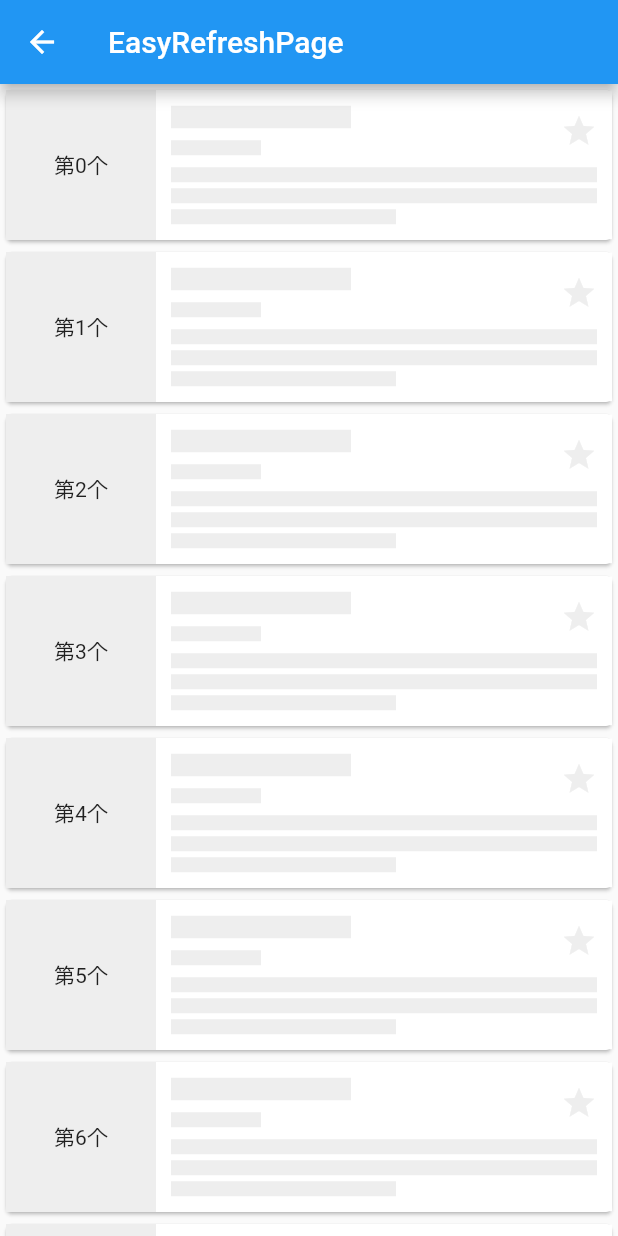
After one commit to radium0028/flutter_example, a Flutter app: the EasyRefreshPage screen opened by its route, on a phone screen of 412 x 824 dp. The commit adds this screen. Run offline on Flutter 3.47's test engine with Material 2 defaults, Android fonts, the phone set to English and light mode, and no system bars; our stand-ins replace flutter_easyrefresh, get, getwidget, package_info_plus, sentry_flutter and 1 more; missing offline and left inert: dart:ffi, flutter_xupdate; accounts and stored records are empty.

Commit message:
flutter_easyrefresh_v2版本演示

```diff
--- /dev/null
+++ b/lib/pages/flutter_easyrefresh_v2/sample_list_item.dart
@@ -0,0 +1,187 @@
+import 'package:flutter/material.dart';
+
+/// 简单列表项
+class SampleListItem extends StatelessWidget {
+  /// 方向
+  final Axis direction;
+
+  /// 宽度
+  final double width;
+
+  final int index;
+
+  const SampleListItem({
+    required this.index,
+    this.direction = Axis.vertical,
+    this.width = double.infinity,
+    Key? key,
+  }) : super(key: key);
+
+  @override
+  Widget build(BuildContext context) {
+    return direction == Axis.vertical
+        ? Card(
+            child: Container(
+              child: Row(
+                children: <Widget>[
+                  Container(
+                    height: 100.0,
+                    child: AspectRatio(
+                      aspectRatio: 1.0,
+                      child: Container(
+                        color: Colors.grey[200],
+                        alignment: Alignment.center,
+                        child: Text("第$index个"),
+                      ),
+                    ),
+                  ),
+                  Expanded(
+                    flex: 1,
+                    child: Container(
+                        padding: EdgeInsets.all(
+                          10.0,
+                        ),
+                        color: Colors.white,
+                        child: Column(
+                          children: <Widget>[
+                            Row(
+                              children: <Widget>[
+                                Column(
+                                  crossAxisAlignment: CrossAxisAlignment.start,
+                                  children: <Widget>[
+                                    Container(
+                                      width: 120.0,
+                                      height: 15.0,
+                                      color: Colors.grey[200],
+                                    ),
+                                    Container(
+                                      width: 60.0,
+                                      height: 10.0,
+                                      margin: EdgeInsets.only(top: 8.0),
+                                      color: Colors.grey[200],
+                                    ),
+                                  ],
+                                ),
+                                Expanded(
+                                  flex: 1,
+                                  child: SizedBox(),
+                                ),
+                                Icon(
+                                  Icons.star,
+                                  color: Colors.grey[200],
+                                )
+                              ],
+                            ),
+                            SizedBox(
+                              height: 8.0,
+                            ),
+                            Column(
+                              crossAxisAlignment: CrossAxisAlignment.start,
+                              children: <Widget>[
+                                Container(
+                                  height: 10.0,
+                                  color: Colors.grey[200],
+                                ),
+                                SizedBox(
+                                  height: 4.0,
+                                ),
+                                Container(
+                                  height: 10.0,
+                                  color: Colors.grey[200],
+                                ),
+                                SizedBox(
+                                  height: 4.0,
+                                ),
+                                Container(
+                                  height: 10.0,
+                                  width: 150.0,
+                                  color: Colors.grey[200],
+                                ),
+                              ],
+                            ),
+                          ],
+                        )),
+                  ),
+                ],
+              ),
+            ),
+          )
+        : Card(
+            child: Container(
+              alignment: Alignment.center,
+              child: Column(
+                children: <Widget>[
+                  Container(
+                    height: 100.0,
+                    width: width,
+                    color: Colors.grey[200],
+                  ),
+                  Container(
+                    width: width,
+                    padding: EdgeInsets.all(10.0),
+                    child: Column(
+                      children: <Widget>[
+                        Row(
+                          children: <Widget>[
+                            Column(
+                              crossAxisAlignment: CrossAxisAlignment.start,
+                              children: <Widget>[
+                                Container(
+                                  width: 80.0,
+                                  height: 15.0,
+                                  color: Colors.grey[200],
+                                ),
+                                Container(
+                                  width: 60.0,
+                                  height: 10.0,
+                                  margin: EdgeInsets.only(top: 8.0),
+                                  color: Colors.grey[200],
+                                ),
+                              ],
+                            ),
+                            Expanded(
+                              flex: 1,
+                              child: SizedBox(),
+                            ),
+                            Icon(
+                              Icons.star,
+                              color: Colors.grey[200],
+                            )
+                          ],
+                        ),
+                        SizedBox(
+                          height: 8.0,
+                        ),
+                        Column(
+                          crossAxisAlignment: CrossAxisAlignment.start,
+                          children: <Widget>[
+                            Container(
+                              height: 10.0,
+                              color: Colors.grey[200],
+                            ),
+                            SizedBox(
+                              height: 4.0,
+                            ),
+                            Container(
+                              height: 10.0,
+                              color: Colors.grey[200],
+                            ),
+                            SizedBox(
+                              height: 4.0,
+                            ),
+                            Container(
+                              height: 10.0,
+                              width: 100.0,
+                              color: Colors.grey[200],
+                            ),
+                          ],
+                        ),
+                      ],
+                    ),
+                  ),
+                ],
+              ),
+            ),
+          );
+  }
+}
--- /dev/null
+++ b/lib/pages/flutter_easyrefresh_v2/view.dart
@@ -0,0 +1,150 @@
+import 'package:flutter/material.dart';
+import 'package:flutter_easyrefresh/easy_refresh.dart';
+import 'package:getwidget/components/loader/gf_loader.dart';
+import 'package:intl/intl.dart';
+import 'sample_list_item.dart';
+
+/// flutter_easyrefresh 2.2.2 版本演示
+/// 2.2.2 v2版本的产品已经不再提供长期维护支持了，建议使用v3版本。
+/// 参考：https://pub.dev/packages/flutter_easyrefresh/install
+class EasyRefreshPage extends StatefulWidget {
+  const EasyRefreshPage({Key? key}) : super(key: key);
+
+  @override
+  EasyRefreshPageState createState() => EasyRefreshPageState();
+}
+
+class EasyRefreshPageState extends State<EasyRefreshPage> {
+  //刷新控制器
+  late EasyRefreshController? _easyRefreshController;
+  late int _count = 0;
+
+  @override
+  void initState() {
+    super.initState();
+    _easyRefreshController = EasyRefreshController();
+  }
+
+  @override
+  void dispose() {
+    super.dispose();
+    _easyRefreshController?.dispose();
+  }
+
+  @override
+  Widget build(BuildContext context) {
+    return Scaffold(
+      appBar: AppBar(title: const Text('EasyRefreshPage')),
+      body: SafeArea(
+        child: EasyRefresh.custom(
+          //可以自定义头部和尾部样式，也可以使用内置样式比如：BezierCircleHeader,MaterialHeader等
+          header: ClassicalHeader(
+            //header的高度
+            extent: 60.0,
+            //出发刷新的高度
+            triggerDistance: 70.0,
+            //是否开启无限刷新
+            enableInfiniteRefresh: false,
+            //背景颜色
+            bgColor: Theme.of(context).primaryColor,
+            //文字颜色
+            infoColor: Colors.black87,
+            //是否浮动
+            float: true,
+            //是否开启震动反馈
+            enableHapticFeedback: true,
+            //完成后继续展示多长时间
+            completeDuration: const Duration(seconds: 1),
+            refreshText: "正在刷新",
+            refreshReadyText: "快松手数据就要来了",
+            refreshingText: "正在刷新",
+            refreshedText: "已刷新",
+            refreshFailedText: "刷新失败",
+            noMoreText: "没有更多数据了",
+            infoText: "更新于：${DateFormat.Hms("zh").format(DateTime.now())}",
+          ),
+          footer: BezierBounceFooter(),
+          controller: _easyRefreshController,
+          //是否开启控制结束刷新（refresh时的动画效果
+          enableControlFinishRefresh: true,
+          //是否开启控制结束加载（load时的动画效果）
+          enableControlFinishLoad: true,
+
+          //刷新结束方法
+          onRefresh: () async {
+            debugPrint("onRefresh1-$_count");
+            Future.delayed(const Duration(seconds: 1), () {
+              if (mounted) {
+                setState(() {
+                  _count = 10;
+                  _easyRefreshController?.finishRefresh(success: true);
+                });
+                debugPrint("onRefresh2-$_count");
+              }
+            });
+          },
+          //加载结束方法
+          onLoad: () async {
+            debugPrint("onLoad$_count");
+            Future.delayed(const Duration(seconds: 1), () {
+              if (mounted) {
+                setState(() {
+                  _count += 10;
+                  _easyRefreshController?.finishLoad(success: true);
+                });
+              }
+            });
+          },
+          //设置了空视图后就会一直显示空视图
+          //emptyWidget: const Text("暂无数据"),
+          //可以使用_count对数据做个判断，如果确实没有数据再展示空组件
+          // emptyWidget: _count == 0
+          //     ? SizedBox(
+          //         height: double.infinity,
+          //         child: Column(
+          //           mainAxisAlignment: MainAxisAlignment.center,
+          //           crossAxisAlignment: CrossAxisAlignment.center,
+          //           children: [
+          //             Text(
+          //               "暂无数据",
+          //               style:
+          //                   TextStyle(fontSize: 16.0, color: Colors.grey[400]),
+          //             ),
+          //           ],
+          //         ),
+          //       )
+          //     : null,
+          //首次刷新
+          firstRefresh: true,
+          //首次刷新的加载列表
+          firstRefreshWidget: Center(
+            child: Container(
+              width: 300.0,
+              height: 200.0,
+              color: Colors.white,
+              child: Center(
+                child: Column(
+                    mainAxisAlignment: MainAxisAlignment.center,
+                    children: const [
+                      GFLoader(),
+                      Text("正在加载，请稍后..."),
+                    ]),
+              ),
+            ),
+          ),
+          // 列表
+          slivers: <Widget>[
+            SliverList(
+              delegate: SliverChildBuilderDelegate(
+                (context, index) {
+                  return SampleListItem(index: index);
+                },
+                childCount: _count,
+              ),
+            ),
+          ],
+        ),
+      ),
+    );
+  }
+}
--- a/lib/pages/index.dart
+++ b/lib/pages/index.dart
@@ -9,3 +9,4 @@ export 'shared_preferences/read_view.dart';
 export 'shared_preferences/shared_service_example.dart';
 export 'xupdate/view.dart';
 export 'myhome.dart';
+export 'flutter_easyrefresh_v2/view.dart';
--- a/lib/pages/myhome.dart
+++ b/lib/pages/myhome.dart
@@ -20,6 +20,7 @@ class MyHomePage extends StatelessWidget {
             LinkButtonWidget('Xupdate', Routes.XUPDATE),
             LinkButtonWidget('Shared', Routes.SHARED),
             LinkButtonWidget('GetWidget', Routes.GETWIDGET),
+            LinkButtonWidget("FlutterEasyRefresh", Routes.FLUTTER_EASYREFRESH),
           ],
         ),
       ),
--- a/lib/routes/pages.dart
+++ b/lib/routes/pages.dart
@@ -188,5 +188,9 @@ abstract class AppPages {
         ),
       ],
     ),
+    GetPage(
+      name: Routes.FLUTTER_EASYREFRESH,
+      page: () => const EasyRefreshPage(),
+    ),
   ];
 }
--- a/lib/routes/routes.dart
+++ b/lib/routes/routes.dart
@@ -11,6 +11,8 @@ abstract class Routes {
   static const SHARED = '/shared';
   static const SHARED_READ = '/read';
   static const SHARED_SERVICE = '/service';
+
+  static const FLUTTER_EASYREFRESH = '/easyrefresh';
 
   ///GETWIDGET
   static const GETWIDGET = '/getwidget';
```
Also changed, not shown: lib/main.dart (+0 -8 lines), pubspec.yaml (+8 -0 lines), pubspec.lock, 1 other file.
